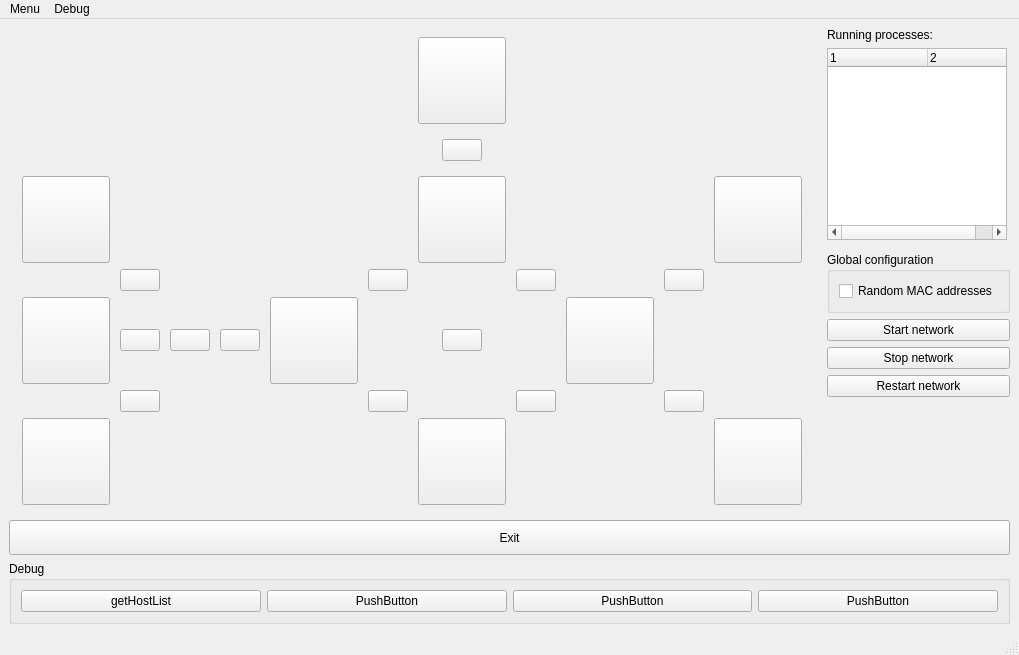
The window that topo.ui (koppd/mt) describes before a commit, drawn with Qt 5.
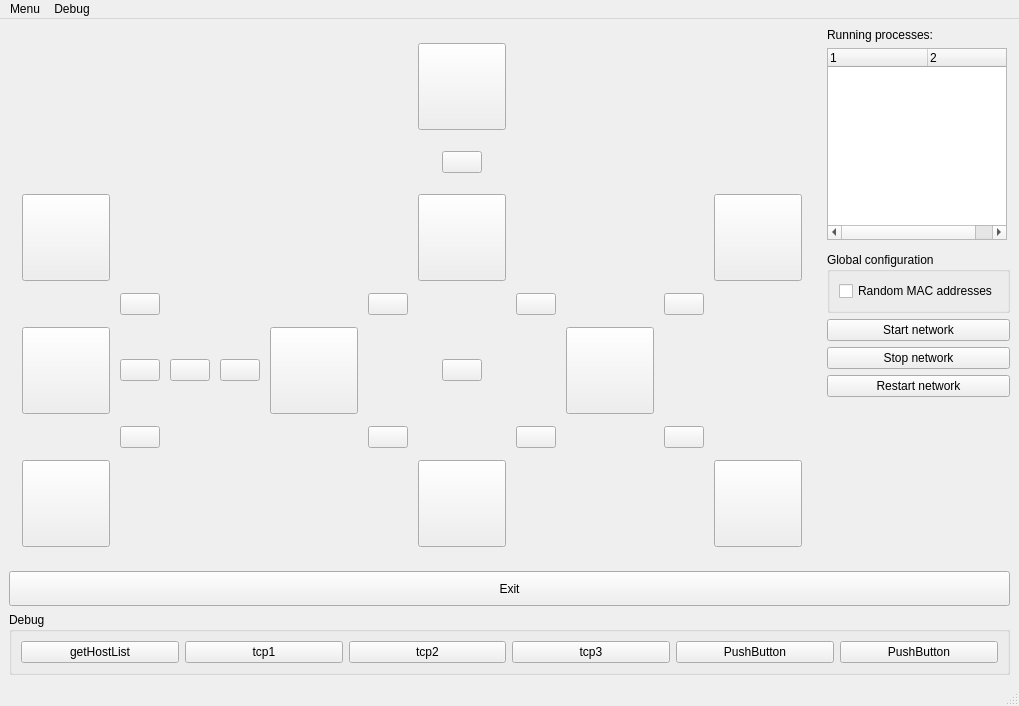
The same window after the commit. Icons and pictures are not drawn.

Commit message: mininet aus der gui aufrufen

Patch:
```diff
--- a/topo.ui
+++ b/topo.ui
@@ -7,7 +7,7 @@
     <x>0</x>
     <y>0</y>
     <width>1019</width>
-    <height>620</height>
+    <height>706</height>
    </rect>
   </property>
   <property name="windowTitle">
@@ -521,20 +521,34 @@
        <item>
         <widget class="QPushButton" name="debug2">
          <property name="text">
-          <string>PushButton</string>
+          <string>tcp1</string>
          </property>
         </widget>
        </item>
        <item>
         <widget class="QPushButton" name="debug3">
          <property name="text">
-          <string>PushButton</string>
+          <string>tcp2</string>
          </property>
         </widget>
        </item>
        <item>
         <widget class="QPushButton" name="debug4">
          <property name="text">
+          <string>tcp3</string>
+         </property>
+        </widget>
+       </item>
+       <item>
+        <widget class="QPushButton" name="debug5">
+         <property name="text">
+          <string>PushButton</string>
+         </property>
+        </widget>
+       </item>
+       <item>
+        <widget class="QPushButton" name="debug6">
+         <property name="text">
           <string>PushButton</string>
          </property>
         </widget>
```
Left out of the diff: 2 changed lines with no effect on the pictures. The commit also changes 1 other file.
